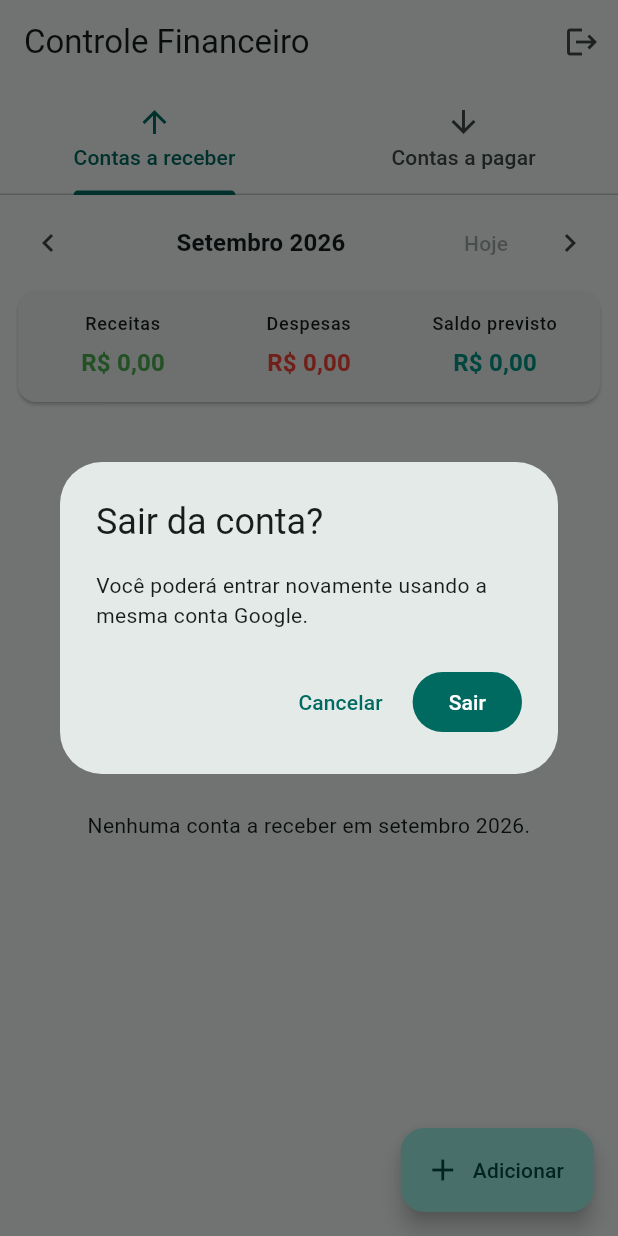
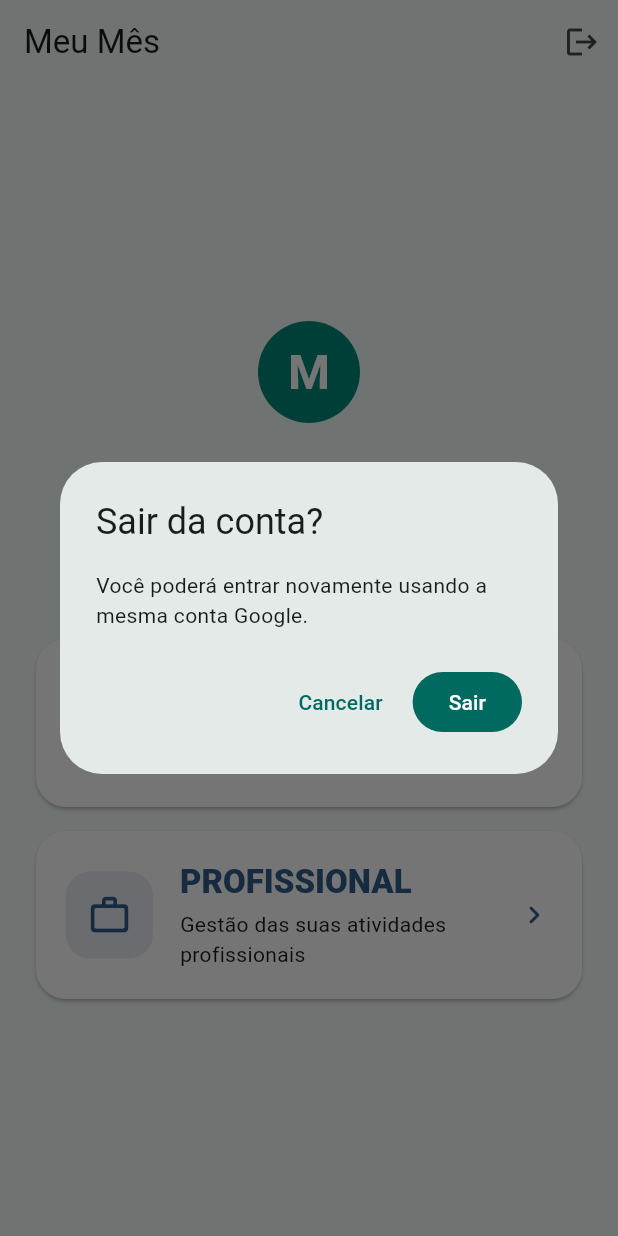
Before and after one commit to mauricioceles/app-financas-mvp, a Flutter app: the screen it shows once a user with an empty profile is signed in, after a tap on the "logout" icon, on a phone screen of 412 x 824 dp. Run offline on Flutter 3.47's test engine with Material 3 defaults, Android fonts, the phone set to English and light mode, and no system bars; our stand-ins replace cloud_firestore, firebase_auth, firebase_core; accounts and stored records are empty; network calls fail.

Commit message:
Organiza areas pessoal e profissional

```diff
--- a/lib/main.dart
+++ b/lib/main.dart
@@ -4,8 +4,8 @@ import 'package:flutter/material.dart';
 import 'package:intl/date_symbol_data_local.dart';
 
 import 'firebase_options.dart';
+import 'screens/tela_inicio.dart';
 import 'screens/tela_login.dart';
-import 'screens/tela_principal.dart';
 
 void main() {
   WidgetsFlutterBinding.ensureInitialized();
@@ -187,7 +187,7 @@ class _PortaoDeAutenticacaoState extends State<_PortaoDeAutenticacao> {
         final usuario = snapshot.data;
 
         if (usuario != null && (!usuario.isAnonymous || _continuarSemConta)) {
-          return const TelaPrincipal();
+          return const TelaInicio();
         }
 
         return TelaLogin(onContinuarSemConta: _usarContaTemporaria);
--- /dev/null
+++ b/lib/screens/tela_inicio.dart
@@ -0,0 +1,289 @@
+import 'package:firebase_auth/firebase_auth.dart';
+import 'package:flutter/material.dart';
+
+import '../models/lancamento.dart';
+import 'tela_principal.dart';
+
+class TelaInicio extends StatelessWidget {
+  const TelaInicio({super.key});
+
+  Future<void> _sair(BuildContext context) async {
+    final confirmou = await showDialog<bool>(
+      context: context,
+      builder: (context) => AlertDialog(
+        title: const Text('Sair da conta?'),
+        content: const Text(
+          'Você poderá entrar novamente usando a mesma conta Google.',
+        ),
+        actions: [
+          TextButton(
+            onPressed: () => Navigator.pop(context, false),
+            child: const Text('Cancelar'),
+          ),
+          FilledButton(
+            onPressed: () => Navigator.pop(context, true),
+            child: const Text('Sair'),
+          ),
+        ],
+      ),
+    );
+
+    if (confirmou == true) {
+      await FirebaseAuth.instance.signOut();
+    }
+  }
+
+  @override
+  Widget build(BuildContext context) {
+    return Scaffold(
+      backgroundColor: const Color(0xFFF2FAF8),
+      appBar: AppBar(
+        backgroundColor: const Color(0xFFF2FAF8),
+        title: const Text('Meu Mês'),
+        actions: [
+          IconButton(
+            tooltip: 'Sair da conta',
+            onPressed: () => _sair(context),
+            icon: const Icon(Icons.logout),
+          ),
+        ],
+      ),
+      body: SafeArea(
+        child: Center(
+          child: SingleChildScrollView(
+            padding: const EdgeInsets.all(24),
+            child: ConstrainedBox(
+              constraints: const BoxConstraints(maxWidth: 560),
+              child: Column(
+                crossAxisAlignment: CrossAxisAlignment.stretch,
+                children: [
+                  const CircleAvatar(
+                    radius: 34,
+                    backgroundColor: Color(0xFF00897B),
+                    child: Text(
+                      'M',
+                      style: TextStyle(
+                        color: Colors.white,
+                        fontSize: 32,
+                        fontWeight: FontWeight.w700,
+                      ),
+                    ),
+                  ),
+                  const SizedBox(height: 24),
+                  Text(
+                    'Escolha sua área',
+                    textAlign: TextAlign.center,
+                    style: Theme.of(context).textTheme.headlineSmall
+                        ?.copyWith(fontWeight: FontWeight.w700),
+                  ),
+                  const SizedBox(height: 8),
+                  Text(
+                    'Mantenha sua vida pessoal e profissional organizadas '
+                    'em espaços separados.',
+                    textAlign: TextAlign.center,
+                    style: Theme.of(context).textTheme.bodyLarge,
+                  ),
+                  const SizedBox(height: 32),
+                  _BotaoArea(
+                    chave: const Key('botao-pessoal'),
+                    titulo: 'PESSOAL',
+                    descricao: 'Despesas e receitas do seu dia a dia',
+                    icone: Icons.person_outline_rounded,
+                    cor: const Color(0xFF00897B),
+                    onTap: () => Navigator.push<void>(
+                      context,
+                      MaterialPageRoute(
+                        builder: (context) => const TelaPessoal(),
+                      ),
+                    ),
+                  ),
+                  const SizedBox(height: 16),
+                  _BotaoArea(
+                    chave: const Key('botao-profissional'),
+                    titulo: 'PROFISSIONAL',
+                    descricao: 'Gestão das suas atividades profissionais',
+                    icone: Icons.work_outline_rounded,
+                    cor: const Color(0xFF315E8A),
+                    onTap: () => Navigator.push<void>(
+                      context,
+                      MaterialPageRoute(
+                        builder: (context) => const TelaProfissional(),
+                      ),
+                    ),
+                  ),
+                ],
+              ),
+            ),
+          ),
+        ),
+      ),
+    );
+  }
+}
+
+class TelaPessoal extends StatelessWidget {
+  const TelaPessoal({super.key});
+
+  void _abrirLancamentos(BuildContext context, TipoLancamento tipo) {
+    Navigator.push<void>(
+      context,
+      MaterialPageRoute(builder: (context) => TelaPrincipal(tipo: tipo)),
+    );
+  }
+
+  @override
+  Widget build(BuildContext context) {
+    return Scaffold(
+      appBar: AppBar(title: const Text('Pessoal')),
+      body: SafeArea(
+        child: Center(
+          child: Padding(
+            padding: const EdgeInsets.all(24),
+            child: ConstrainedBox(
+              constraints: const BoxConstraints(maxWidth: 560),
+              child: Column(
+                mainAxisAlignment: MainAxisAlignment.center,
+                crossAxisAlignment: CrossAxisAlignment.stretch,
+                children: [
+                  Text(
+                    'O que deseja acompanhar?',
+                    textAlign: TextAlign.center,
+                    style: Theme.of(context).textTheme.headlineSmall
+                        ?.copyWith(fontWeight: FontWeight.w700),
+                  ),
+                  const SizedBox(height: 32),
+                  _BotaoArea(
+                    chave: const Key('botao-despesa'),
+                    titulo: 'DESPESA',
+                    descricao: 'Contas pagas, pendentes e atrasadas',
+                    icone: Icons.arrow_downward_rounded,
+                    cor: const Color(0xFFC65454),
+                    onTap: () =>
+                        _abrirLancamentos(context, TipoLancamento.despesa),
+                  ),
+                  const SizedBox(height: 16),
+                  _BotaoArea(
+                    chave: const Key('botao-receita'),
+                    titulo: 'RECEITA',
+                    descricao: 'Valores recebidos e ainda a receber',
+                    icone: Icons.arrow_upward_rounded,
+                    cor: const Color(0xFF198754),
+                    onTap: () =>
+                        _abrirLancamentos(context, TipoLancamento.receita),
+                  ),
+                ],
+              ),
+            ),
+          ),
+        ),
+      ),
+    );
+  }
+}
+
+class TelaProfissional extends StatelessWidget {
+  const TelaProfissional({super.key});
+
+  @override
+  Widget build(BuildContext context) {
+    return Scaffold(
+      appBar: AppBar(title: const Text('Profissional')),
+      body: Center(
+        child: Padding(
+          padding: const EdgeInsets.all(32),
+          child: ConstrainedBox(
+            constraints: const BoxConstraints(maxWidth: 480),
+            child: Column(
+              mainAxisSize: MainAxisSize.min,
+              children: [
+                const Icon(
+                  Icons.construction_rounded,
+                  size: 64,
+                  color: Color(0xFF315E8A),
+                ),
+                const SizedBox(height: 20),
+                Text(
+                  'Área profissional em construção',
+                  textAlign: TextAlign.center,
+                  style: Theme.of(context).textTheme.headlineSmall
+                      ?.copyWith(fontWeight: FontWeight.w700),
+                ),
+                const SizedBox(height: 12),
+                const Text(
+                  'Este espaço receberá as funcionalidades profissionais '
+                  'sem misturá-las com suas finanças pessoais.',
+                  textAlign: TextAlign.center,
+                ),
+              ],
+            ),
+          ),
+        ),
+      ),
+    );
+  }
+}
+
+class _BotaoArea extends StatelessWidget {
+  const _BotaoArea({
+    required this.chave,
+    required this.titulo,
+    required this.descricao,
+    required this.icone,
+    required this.cor,
+    required this.onTap,
+  });
+
+  final Key chave;
+  final String titulo;
+  final String descricao;
+  final IconData icone;
+  final Color cor;
+  final VoidCallback onTap;
+
+  @override
+  Widget build(BuildContext context) {
+    return Material(
+      key: chave,
+      color: Colors.white,
+      borderRadius: BorderRadius.circular(20),
+      elevation: 1,
+      child: InkWell(
+        onTap: onTap,
+        borderRadius: BorderRadius.circular(20),
+        child: Padding(
+          padding: const EdgeInsets.all(20),
+          child: Row(
+            children: [
+              Container(
+                width: 58,
+                height: 58,
+                decoration: BoxDecoration(
+                  color: cor.withValues(alpha: 0.12),
+                  borderRadius: BorderRadius.circular(16),
+                ),
+                child: Icon(icone, color: cor, size: 30),
+              ),
+              const SizedBox(width: 18),
+              Expanded(
+                child: Column(
+                  crossAxisAlignment: CrossAxisAlignment.start,
+                  children: [
+                    Text(
+                      titulo,
+                      style: Theme.of(context).textTheme.titleLarge
+                          ?.copyWith(color: cor, fontWeight: FontWeight.w800),
+                    ),
+                    const SizedBox(height: 4),
+                    Text(descricao),
+                  ],
+                ),
+              ),
+              const SizedBox(width: 8),
+              Icon(Icons.chevron_right_rounded, color: cor),
+            ],
+          ),
+        ),
+      ),
+    );
+  }
+}
--- a/lib/screens/tela_principal.dart
+++ b/lib/screens/tela_principal.dart
@@ -1,4 +1,3 @@
-import 'package:firebase_auth/firebase_auth.dart';
 import 'package:flutter/material.dart';
 import 'package:intl/intl.dart';
 
@@ -8,17 +7,16 @@ import '../widgets/formulario_lancamento.dart';
 import 'tela_detalhe_lancamento.dart';
 
 class TelaPrincipal extends StatefulWidget {
-  const TelaPrincipal({super.key});
+  const TelaPrincipal({super.key, required this.tipo});
+
+  final TipoLancamento tipo;
 
   @override
   State<TelaPrincipal> createState() => _TelaPrincipalState();
 }
 
-class _TelaPrincipalState extends State<TelaPrincipal>
-    with SingleTickerProviderStateMixin {
+class _TelaPrincipalState extends State<TelaPrincipal> {
   final LancamentoService _servico = LancamentoService();
-
-  late final TabController _tabController;
 
   final NumberFormat _moeda = NumberFormat.currency(
     locale: 'pt_BR',
@@ -33,7 +31,6 @@ class _TelaPrincipalState extends State<TelaPrincipal>
   @override
   void initState() {
     super.initState();
-    _tabController = TabController(length: 2, vsync: this);
     final agora = DateTime.now();
     _mesSelecionado = DateTime(agora.year, agora.month);
     WidgetsBinding.instance.addPostFrameCallback((_) {
@@ -81,22 +78,15 @@ class _TelaPrincipalState extends State<TelaPrincipal>
     return '${texto[0].toUpperCase()}${texto.substring(1)}';
   }
 
-  @override
-  void dispose() {
-    _tabController.dispose();
-    super.dispose();
-  }
-
   Future<void> _abrirFormulario() async {
-    final tipo = _tabController.index == 0
-        ? TipoLancamento.receita
-        : TipoLancamento.despesa;
-
     final salvou = await showModalBottomSheet<bool>(
       context: context,
       isScrollControlled: true,
       builder: (context) {
-        return FormularioLancamento(servico: _servico, tipoInicial: tipo);
+        return FormularioLancamento(
+          servico: _servico,
+          tipoInicial: widget.tipo,
+        );
       },
     );
 
@@ -119,43 +109,18 @@ class _TelaPrincipalState extends State<TelaPrincipal>
     );
   }
 
-  Future<void> _sair() async {
-    final confirmou = await showDialog<bool>(
-      context: context,
-      builder: (context) {
-        return AlertDialog(
-          title: const Text('Sair da conta?'),
-          content: const Text(
-            'Você poderá entrar novamente usando a mesma conta Google.',
-          ),
-          actions: [
-            TextButton(
-              onPressed: () => Navigator.pop(context, false),
-              child: const Text('Cancelar'),
-            ),
-            FilledButton(
-              onPressed: () => Navigator.pop(context, true),
-              child: const Text('Sair'),
-            ),
-          ],
-        );
-      },
-    );
-
-    if (confirmou == true) {
-      await FirebaseAuth.instance.signOut();
-    }
-  }
-
-  Widget _construirLista(List<Lancamento> todos, TipoLancamento tipo) {
+  Widget _construirLista(List<Lancamento> todos) {
     final lancamentos = todos
         .where(
-          (item) => item.tipo == tipo && !item.excluido && _pertenceAoMes(item),
+          (item) =>
+              item.tipo == widget.tipo &&
+              !item.excluido &&
+              _pertenceAoMes(item),
         )
         .toList();
 
     if (lancamentos.isEmpty) {
-      final nome = tipo == TipoLancamento.receita
+      final nome = widget.tipo == TipoLancamento.receita
           ? 'conta a receber'
           : 'conta a pagar';
 
@@ -290,15 +255,17 @@ class _TelaPrincipalState extends State<TelaPrincipal>
 
   Widget _construirResumo(List<Lancamento> todos) {
     final lancamentosDoMes = todos.where(
-      (item) => !item.excluido && _pertenceAoMes(item),
+      (item) =>
+          item.tipo == widget.tipo && !item.excluido && _pertenceAoMes(item),
     );
-    final receitas = lancamentosDoMes
-        .where((item) => item.tipo == TipoLancamento.receita)
-        .fold<double>(0, (total, item) => total + item.valor);
-    final despesas = lancamentosDoMes
-        .where((item) => item.tipo == TipoLancamento.despesa)
-        .fold<double>(0, (total, item) => total + item.valor);
-    final saldo = receitas - despesas;
+    final total = lancamentosDoMes.fold<double>(
+      0,
+      (soma, item) => soma + item.valor,
+    );
+    final saldoPendente = lancamentosDoMes
+        .where((item) => item.status == StatusLancamento.pendente)
+        .fold<double>(0, (soma, item) => soma + item.valor);
+    final receita = widget.tipo == TipoLancamento.receita;
 
     return Card(
       margin: const EdgeInsets.fromLTRB(12, 8, 12, 8),
@@ -307,19 +274,14 @@ class _TelaPrincipalState extends State<TelaPrincipal>
         child: Row(
           children: [
             _ItemResumo(
-              titulo: 'Receitas',
-              valor: _moeda.format(receitas),
-              cor: Colors.green,
+              titulo: receita ? 'Total a receber' : 'Total a pagar',
+              valor: _moeda.format(total),
+              cor: receita ? Colors.green : Colors.red,
             ),
             _ItemResumo(
-              titulo: 'Despesas',
-              valor: _moeda.format(despesas),
-              cor: Colors.red,
-            ),
-            _ItemResumo(
-              titulo: 'Saldo previsto',
-              valor: _moeda.format(saldo),
-              cor: saldo >= 0 ? Colors.teal : Colors.red,
+              titulo: receita ? 'Saldo a receber' : 'Saldo a pagar',
+              valor: _moeda.format(saldoPendente),
+              cor: receita ? Colors.green : Colors.red,
             ),
           ],
         ),
@@ -329,23 +291,11 @@ class _TelaPrincipalState extends State<TelaPrincipal>
 
   @override
   Widget build(BuildContext context) {
+    final receita = widget.tipo == TipoLancamento.receita;
+
     return Scaffold(
       appBar: AppBar(
-        title: const Text('Controle Financeiro'),
-        actions: [
-          IconButton(
-            tooltip: 'Sair da conta',
-            onPressed: _sair,
-            icon: const Icon(Icons.logout),
-          ),
-        ],
-        bottom: TabBar(
-          controller: _tabController,
-          tabs: const [
-            Tab(icon: Icon(Icons.arrow_upward), text: 'Contas a receber'),
-            Tab(icon: Icon(Icons.arrow_downward), text: 'Contas a pagar'),
-          ],
-        ),
+        title: Text(receita ? 'Receitas pessoais' : 'Despesas pessoais'),
       ),
       body: StreamBuilder<List<Lancamento>>(
         stream: _servico.observarLancamentosDoMes(_mesSelecionado),
@@ -364,15 +314,7 @@ class _TelaPrincipalState extends State<TelaPrincipal>
             children: [
               _construirSeletorDeMes(),
               _construirResumo(snapshot.data!),
-              Expanded(
-                child: TabBarView(
-                  controller: _tabController,
-                  children: [
-                    _construirLista(snapshot.data!, TipoLancamento.receita),
-                    _construirLista(snapshot.data!, TipoLancamento.despesa),
-                  ],
-                ),
-              ),
+              Expanded(child: _construirLista(snapshot.data!)),
             ],
           );
         },
@@ -380,7 +322,7 @@ class _TelaPrincipalState extends State<TelaPrincipal>
       floatingActionButton: FloatingActionButton.extended(
         onPressed: _abrirFormulario,
         icon: const Icon(Icons.add),
-        label: const Text('Adicionar'),
+        label: Text(receita ? 'Adicionar receita' : 'Adicionar despesa'),
       ),
     );
   }
```
Also changed, not shown: lib/widgets/formulario_lancamento.dart (+18 -27 lines), 1 other file.
